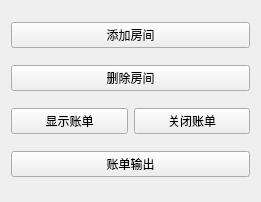
Before: the Qt Designer form hotel/BossCtrl.ui in nusohi/hotel, drawn with Qt 5.
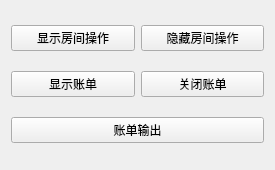
After: the same form once the commit is applied.

Commit message: 添加DeleteRoom窗口，调整BossCtrl

The edit to the form file:
```diff
--- a/hotel/BossCtrl.ui
+++ b/hotel/BossCtrl.ui
@@ -6,8 +6,8 @@
    <rect>
     <x>0</x>
     <y>0</y>
-    <width>261</width>
-    <height>202</height>
+    <width>275</width>
+    <height>170</height>
    </rect>
   </property>
   <property name="windowTitle">
@@ -15,18 +15,22 @@
   </property>
   <layout class="QVBoxLayout" name="verticalLayout">
    <item>
-    <widget class="QPushButton" name="addRoomBtn">
+    <layout class="QHBoxLayout" name="horizontalLayout_2">
+     <item>
+      <widget class="QPushButton" name="showRoomBtn">
      <property name="text">
-      <string>添加房间</string>
+        <string>显示房间操作</string>
      </property>
     </widget>
    </item>
    <item>
-    <widget class="QPushButton" name="deleteRoomBtn">
+      <widget class="QPushButton" name="closeRoomBtn">
      <property name="text">
-      <string>删除房间</string>
-     </property>
-    </widget>
+        <string>隐藏房间操作</string>
+       </property>
+      </widget>
+     </item>
+    </layout>
    </item>
    <item>
     <layout class="QHBoxLayout" name="horizontalLayout">
```
Lines whose indentation alone changed are shown as unchanged. The commit also changes 12 other files.
